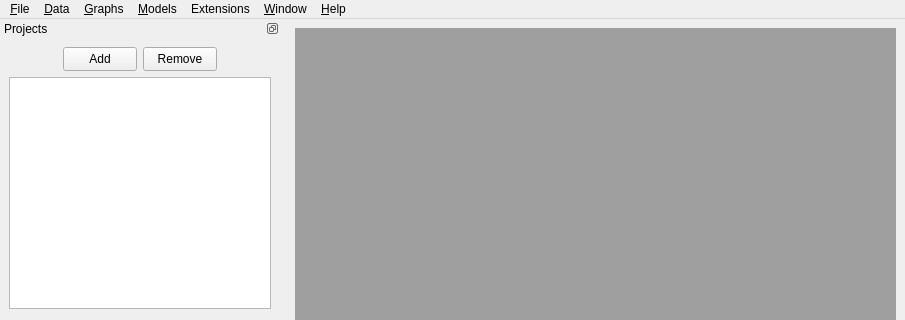
Above: src/MainWindow.ui from gmrandazzo/QStudioMetrics before the change; both pictures show x 0 to 905 and y 0 to 320 of the 905 by 694 pixel window. Below: the same form after it.
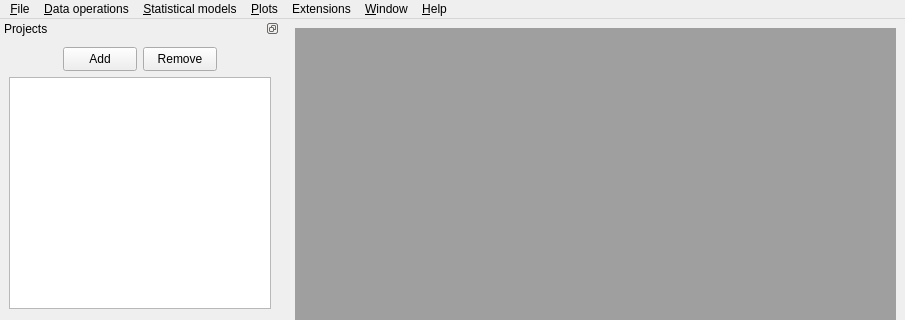
That is the form after the change. Icons and pictures are not drawn.

What changed in the file:
```diff
--- a/src/MainWindow.ui
+++ b/src/MainWindow.ui
@@ -158,7 +158,7 @@
    </widget>
    <widget class="QMenu" name="menuModels">
     <property name="title">
-     <string>&amp;Models</string>
+     <string>&amp;Statistical models</string>
     </property>
     <addaction name="actionPCA"/>
     <addaction name="actionPCA_Prediction"/>
@@ -178,7 +178,7 @@
    </widget>
    <widget class="QMenu" name="menuGraphs">
     <property name="title">
-     <string>&amp;Graphs</string>
+     <string>&amp;Plots</string>
     </property>
     <widget class="QMenu" name="menuVariable">
      <property name="title">
@@ -330,7 +330,7 @@
    </widget>
    <widget class="QMenu" name="menuData">
     <property name="title">
-     <string>&amp;Data</string>
+     <string>&amp;Data operations</string>
     </property>
     <addaction name="actionAdd_Remove_Object_Labels"/>
     <addaction name="actionAdd_Remove_Variable_Labels"/>
@@ -364,8 +364,8 @@
    </widget>
    <addaction name="menuFile"/>
    <addaction name="menuData"/>
-   <addaction name="menuGraphs"/>
    <addaction name="menuModels"/>
+   <addaction name="menuGraphs"/>
    <addaction name="menuExtensions"/>
    <addaction name="menuWindow"/>
    <addaction name="menuHelp"/>
```
Left out of the diff: 58 changed lines with no effect on the pictures.
